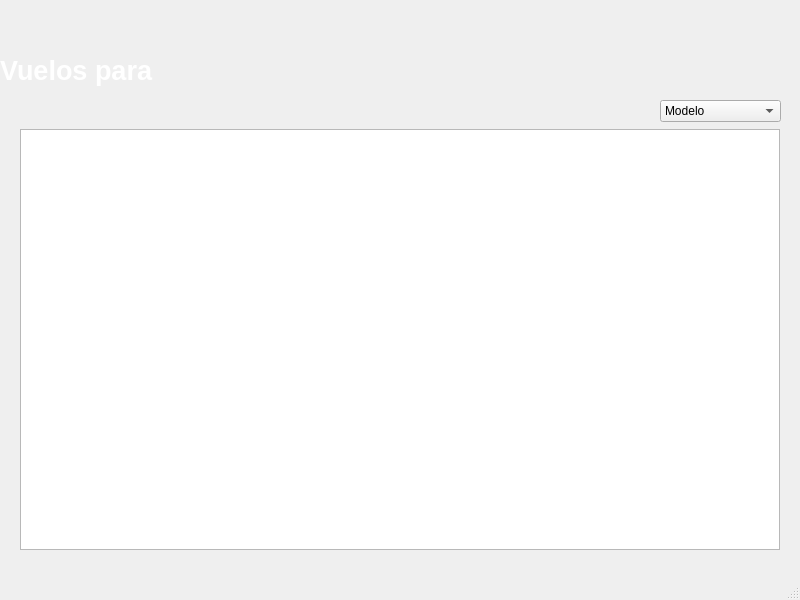
First picture: the form in vuelos.ui, repository ilopjim13/PersistenciaDatos_PyQT, before the edit.
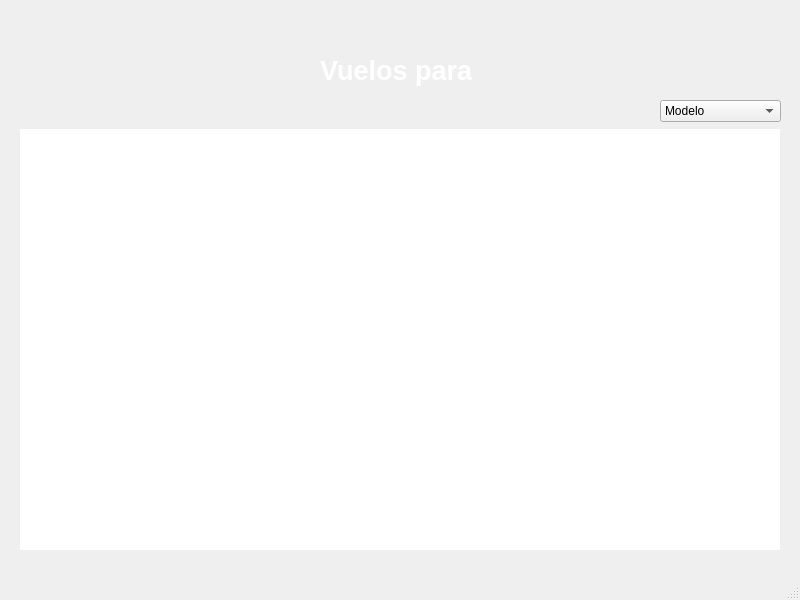
Second picture: the form after the edit. Icons and pictures are not drawn.

Commit message: pantalla de vuelos casi terminada, falta poder cambiar de pantalla e inserts en la base de datos

Diff of the .ui file:
```diff
--- a/vuelos.ui
+++ b/vuelos.ui
@@ -37,12 +37,18 @@
       <bold>true</bold>
      </font>
     </property>
+    <property name="layoutDirection">
+     <enum>Qt::LeftToRight</enum>
+    </property>
     <property name="styleSheet">
      <string notr="true">color: white;</string>
     </property>
     <property name="text">
      <string>Vuelos para </string>
     </property>
+    <property name="alignment">
+     <set>Qt::AlignCenter</set>
+    </property>
    </widget>
    <widget class="QTableWidget" name="tabla_vuelos">
     <property name="geometry">
@@ -53,11 +59,56 @@
       <height>421</height>
      </rect>
     </property>
+    <property name="layoutDirection">
+     <enum>Qt::LeftToRight</enum>
+    </property>
+    <property name="autoFillBackground">
+     <bool>false</bool>
+    </property>
+    <property name="frameShape">
+     <enum>QFrame::NoFrame</enum>
+    </property>
+    <property name="frameShadow">
+     <enum>QFrame::Sunken</enum>
+    </property>
+    <property name="lineWidth">
+     <number>1</number>
+    </property>
+    <property name="horizontalScrollBarPolicy">
+     <enum>Qt::ScrollBarAlwaysOff</enum>
+    </property>
     <property name="sizeAdjustPolicy">
      <enum>QAbstractScrollArea::AdjustIgnored</enum>
     </property>
+    <property name="editTriggers">
+     <set>QAbstractItemView::NoEditTriggers</set>
+    </property>
+    <property name="dragDropMode">
+     <enum>QAbstractItemView::NoDragDrop</enum>
+    </property>
+    <property name="alternatingRowColors">
+     <bool>false</bool>
+    </property>
     <property name="selectionMode">
-     <enum>QAbstractItemView::ExtendedSelection</enum>
+     <enum>QAbstractItemView::SingleSelection</enum>
+    </property>
+    <property name="selectionBehavior">
+     <enum>QAbstractItemView::SelectRows</enum>
+    </property>
+    <property name="textElideMode">
+     <enum>Qt::ElideMiddle</enum>
+    </property>
+    <property name="showGrid">
+     <bool>false</bool>
+    </property>
+    <property name="gridStyle">
+     <enum>Qt::SolidLine</enum>
+    </property>
+    <property name="sortingEnabled">
+     <bool>false</bool>
+    </property>
+    <property name="cornerButtonEnabled">
+     <bool>true</bool>
     </property>
     <property name="rowCount">
      <number>0</number>
@@ -72,10 +123,13 @@
      <bool>false</bool>
     </attribute>
     <attribute name="horizontalHeaderDefaultSectionSize">
-     <number>100</number>
+     <number>190</number>
+    </attribute>
+    <attribute name="horizontalHeaderStretchLastSection">
+     <bool>false</bool>
     </attribute>
     <attribute name="verticalHeaderVisible">
-     <bool>true</bool>
+     <bool>false</bool>
     </attribute>
     <attribute name="verticalHeaderHighlightSections">
      <bool>true</bool>
```
The commit also changes 5 other files.
